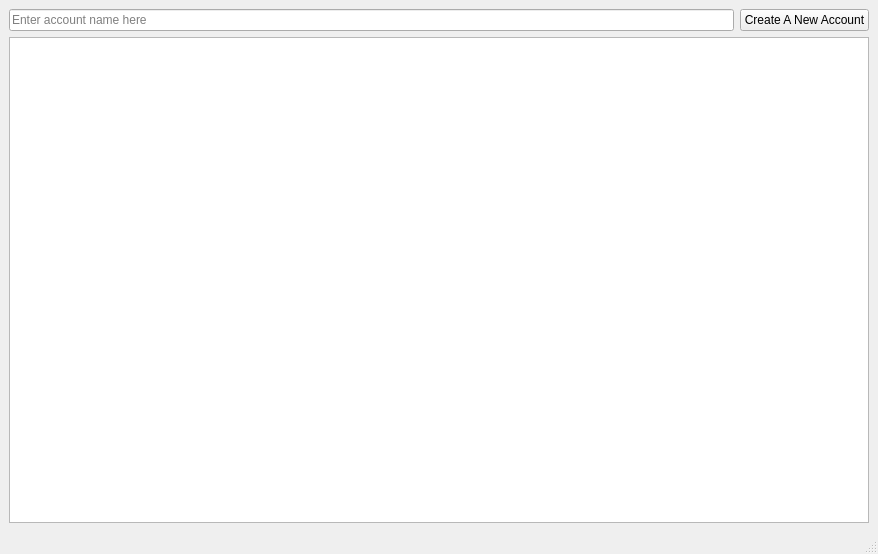
Before: the Qt Designer form MainWindow.ui in LiquidityProtocol/AMM-Simulator, drawn with Qt 5.
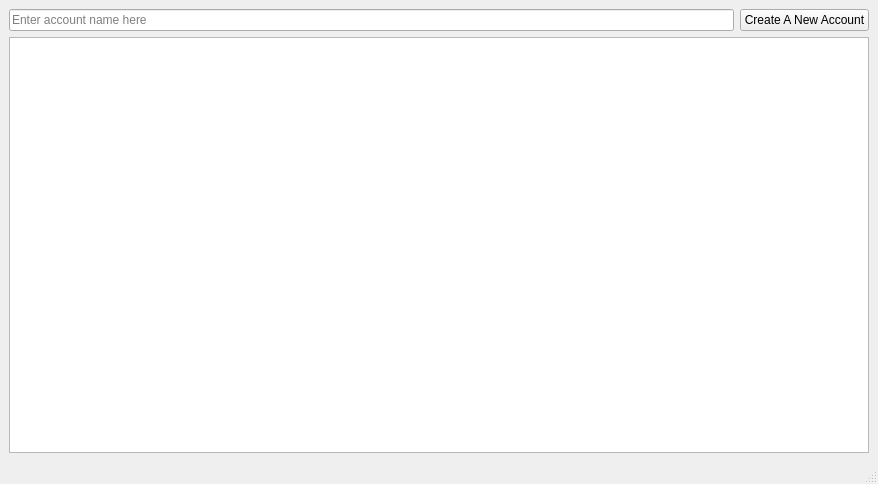
After: the same form once the commit is applied.

The edit to the form file:
```diff
--- a/MainWindow.ui
+++ b/MainWindow.ui
@@ -7,7 +7,7 @@
     <x>0</x>
     <y>0</y>
     <width>878</width>
-    <height>554</height>
+    <height>484</height>
    </rect>
   </property>
   <property name="windowTitle">
```
